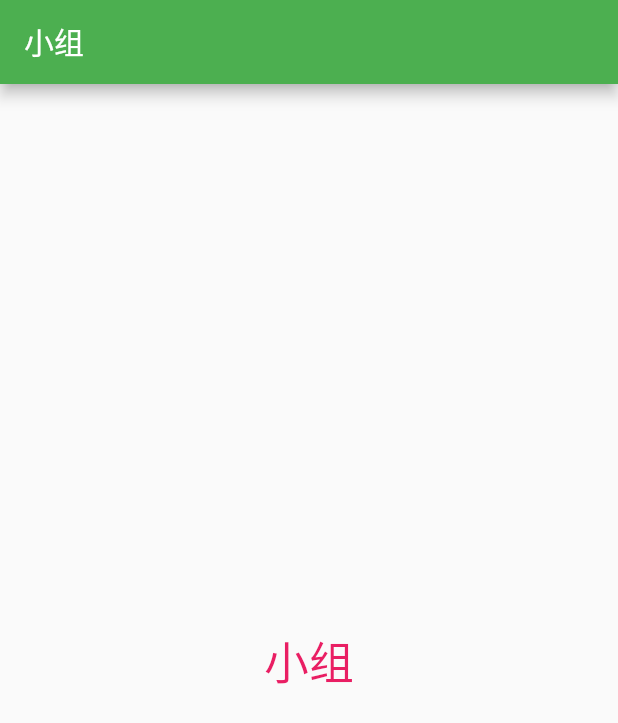
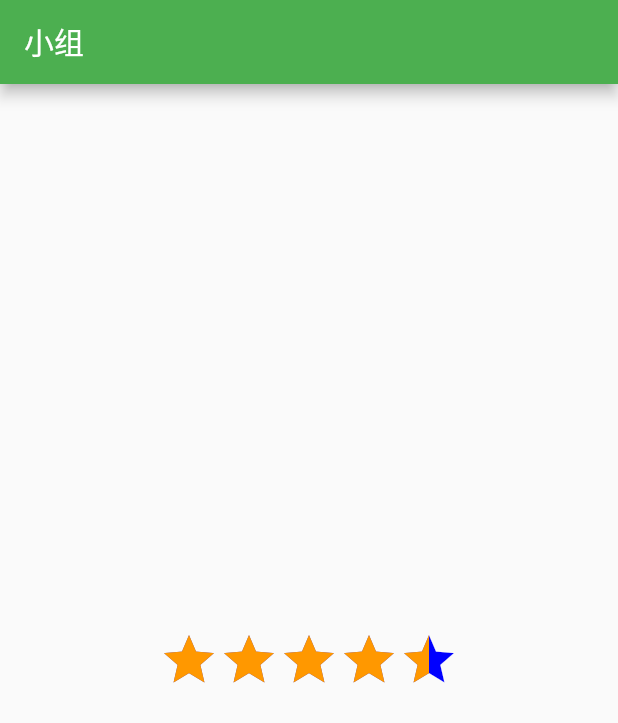
Before and after one commit to TangYunc/FlutterDoubanDemo, a Flutter app: the Group screen opened directly, on a phone screen of 412 x 824 dp. Shown: the top 723 px of the screen. Run offline on Flutter 3.47's test engine with Material 2 defaults, Android fonts, the phone set to English and light mode, and no system bars; our stand-ins replace dio; network calls fail.

Commit message:
星星评分的封装

```diff
--- /dev/null
+++ b/lib/components/star_rating.dart
@@ -0,0 +1,95 @@
+import 'package:flutter/material.dart';
+
+class StarRating extends StatefulWidget {
+
+  final double rating; //当前评分
+  final double maxRating; //最高评分
+  final Widget unselectedImage; //未选中的图片
+  final Widget selectedImage; //选中的图片
+  final int count; //星星个数
+  final double size; // 星星大小
+  final Color unselectedColor; //默认icon时，未选中图标的颜色
+  final Color selectedColor;  //默认icon时，选中图片的颜色
+
+  StarRating({
+    @required this.rating,
+    this.maxRating = 10,
+    Widget unselectedImage,
+    Widget selectedImage,
+    this.count = 5,
+    this.size = 30,
+    this.unselectedColor = const Color(0xff0000ff),
+    this.selectedColor = const Color(0xffff0000)
+  }) : unselectedImage = unselectedImage ?? Icon(Icons.star, size: size, color: unselectedColor),
+        selectedImage = selectedImage ?? Icon(Icons.star, size: size, color: selectedColor);
+
+  @override
+  _StarRatingState createState() => _StarRatingState();
+}
+
+class _StarRatingState extends State<StarRating> {
+  @override
+  Widget build(BuildContext context) {
+    return Stack(
+      children: <Widget>[
+        getUnSelectImage(),
+        getSelectedImage()
+      ],
+    );
+  }
+
+ //获取未选中的评星
+  Widget getUnSelectImage() {
+    return Row(
+      mainAxisSize: MainAxisSize.min,
+      children: List.generate(widget.count, (index) {
+          return widget.unselectedImage;
+      })
+    );
+
+  }
+
+  // 获取选中的Star
+  Widget getSelectedImage() {
+    //1.计算Star个数
+    double oneValue = widget.maxRating / widget.count;
+    int entireCount = (widget.rating / oneValue).floor();
+
+    //2.剩余的一个star显示的比例
+    double leftValue = widget.rating - entireCount * oneValue;
+    double leftRatio = leftValue / oneValue;
+
+    //2.获取Star
+    return Row(
+      mainAxisSize: MainAxisSize.min,
+      children: List.generate(entireCount + 1, (int index) {
+        if (index < entireCount) {
+          return widget.selectedImage;
+        }
+        return ClipRect(
+          clipper: MyRectClipper(width: leftRatio * widget.size),
+          child: widget.selectedImage,
+        );
+      }),
+    );
+  }
+}
+
+class MyRectClipper extends CustomClipper<Rect> {
+  final double width;
+  MyRectClipper({
+    this.width
+  });
+
+  @override
+  Rect getClip(Size size) {
+    // TODO: implement getClip
+    return Rect.fromLTRB(0, 0, width, size.height);
+  }
+
+  @override
+  bool shouldReclip(MyRectClipper oldClipper) {
+    // TODO: implement shouldReclip
+    return width != oldClipper.width;
+  }
+}
--- a/lib/views/group/group.dart
+++ b/lib/views/group/group.dart
@@ -1,3 +1,4 @@
+import 'package:douban_demo/components/star_rating.dart';
 import 'package:flutter/material.dart';
 
 class Group extends StatelessWidget {
@@ -8,7 +9,12 @@ class Group extends StatelessWidget {
         title: Text("小组"),
       ),
       body: Center(
-        child: Text("小组", style: TextStyle(fontSize: 30, color: Colors.pink)),
+        child: StarRating(
+          rating: 9,
+          selectedColor: Colors.orange,
+          size: 40,
+          count: 5,
+        )
       ),
     );
   }
--- a/lib/views/home/childCpns/movie_list_item.dart
+++ b/lib/views/home/childCpns/movie_list_item.dart
@@ -1,4 +1,5 @@
 import 'package:douban_demo/components/dashed_line.dart';
+import 'package:douban_demo/components/star_rating.dart';
 import 'package:douban_demo/models/home_model.dart';
 import 'package:flutter/material.dart';
 
@@ -105,7 +106,16 @@ class MovieListItem extends StatelessWidget {
 
   //2.2.2 获取电影评分的Widget
   Widget getRattingWidget() {
-    return Text("评分");
+    return Row(
+      children: <Widget>[
+        StarRating(
+          rating: item.rating,
+          size: 20,
+          selectedColor: Colors.orange,
+        ),
+        Text("${item.rating}")
+      ],
+    );
   }
 
   //2.2.3 获取电影的简介Widget
```
